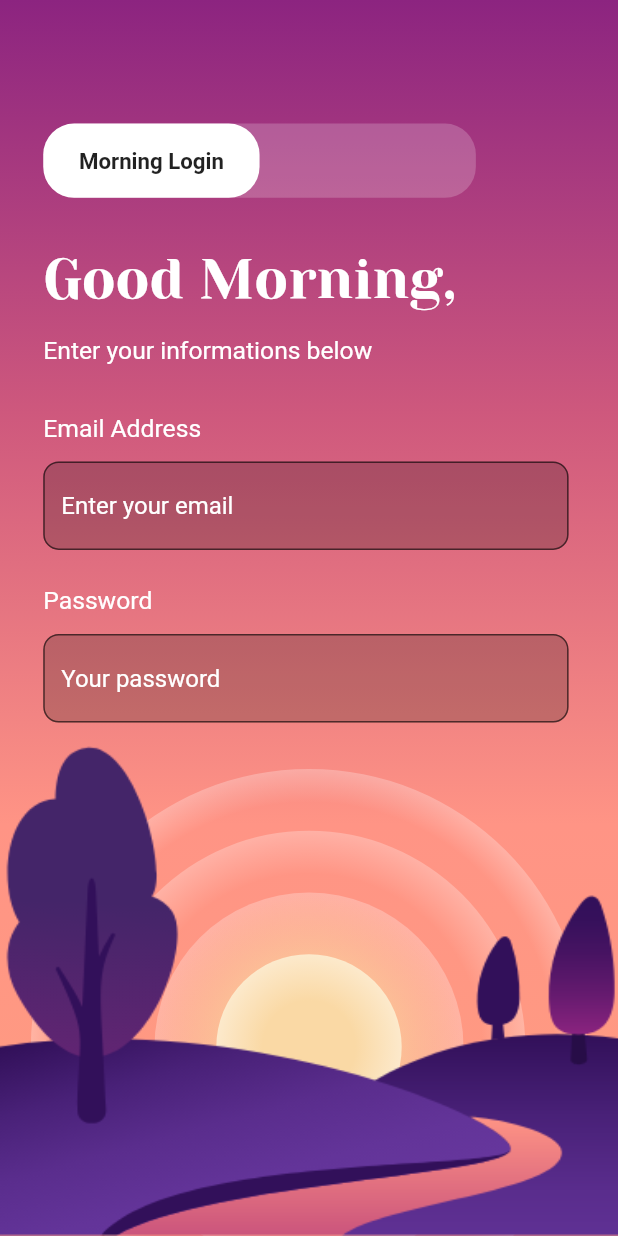
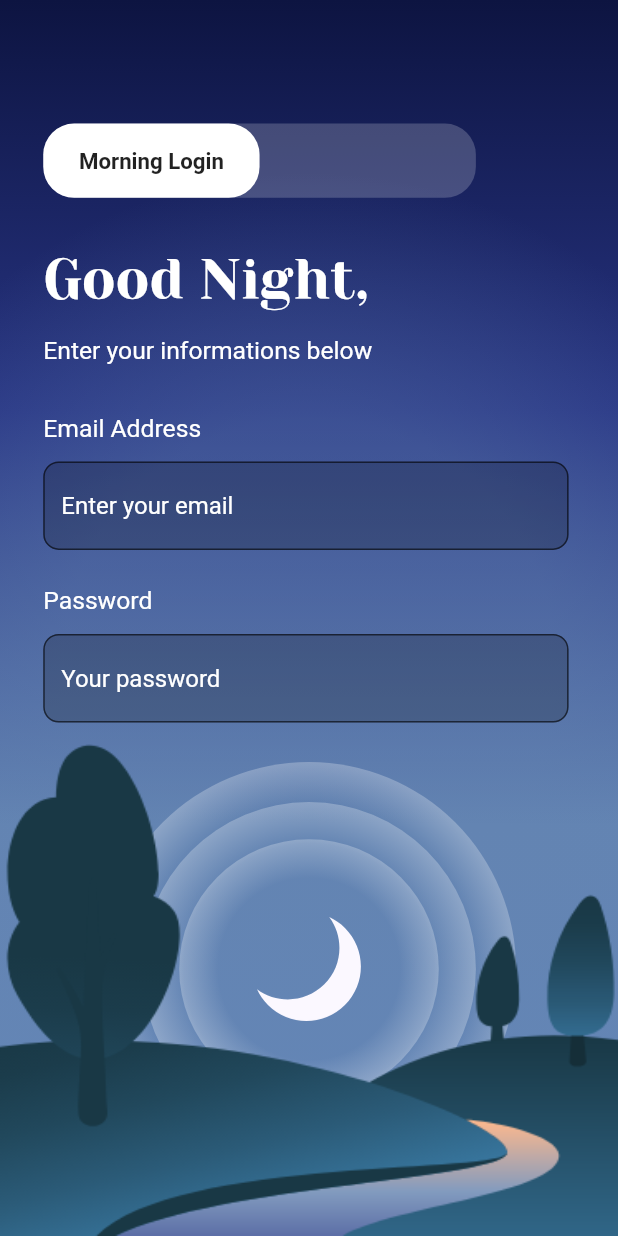
Before and after one commit to shubhamhackz/day_night_login, a Flutter app: the screen it shows after launch, on a phone screen of 412 x 824 dp. Run offline on Flutter 3.47's test engine with Material 2 defaults, Android fonts, the phone set to English and light mode, and no system bars; accounts and stored records are empty.

Commit message:
day night animation

```diff
--- /dev/null
+++ b/lib/components/day/sun.dart
@@ -0,0 +1,64 @@
+import 'package:day_night_login/components/gradient_circle.dart';
+import 'package:day_night_login/utils/viewport_size.dart';
+import 'package:flutter/widgets.dart';
+
+class Sun extends AnimatedWidget {
+  Sun({this.controller}) : super(listenable: controller);
+
+  final AnimationController controller;
+
+  @override
+  Widget build(BuildContext context) {
+    return Transform.translate(
+      offset: controller
+          .drive(
+            Tween<Offset>(
+              begin: Offset(0, 0),
+              end: Offset(0, -80),
+            ),
+          )
+          .value,
+      child: Stack(
+        alignment: Alignment.center,
+        children: [
+          GradientCircle(
+            width: ViewportSize.width * 0.9,
+            stops: [
+              0.88,
+              1,
+            ],
+            child: GradientCircle(
+              width: ViewportSize.width * 0.7,
+              stops: [0.8, 1],
+              child: GradientCircle(
+                width: ViewportSize.width * 0.5,
+                stops: [0.6, 1],
+                child: Container(
+                  width: ViewportSize.width * 0.3,
+                  decoration: BoxDecoration(
+                    shape: BoxShape.circle,
+                    color: const Color(0xFFFFFFFF),
+                  ),
+                ),
+              ),
+            ),
+          ),
+          Container(
+            width: ViewportSize.width * 0.5,
+            height: ViewportSize.height * 0.5,
+            decoration: BoxDecoration(
+              shape: BoxShape.circle,
+              gradient: RadialGradient(
+                colors: [
+                  const Color(0xFFfad9a5),
+                  const Color(0x00fad9a5),
+                ],
+                stops: [0.3, 1],
+              ),
+            ),
+          ),
+        ],
+      ),
+    );
+  }
+}
--- /dev/null
+++ b/lib/components/day/sun_rays.dart
@@ -0,0 +1,37 @@
+import 'package:day_night_login/utils/viewport_size.dart';
+import 'package:flutter/widgets.dart';
+
+class SunRays extends AnimatedWidget {
+  SunRays({this.controller}) : super(listenable: controller);
+
+  final AnimationController controller;
+
+  @override
+  Widget build(BuildContext context) {
+    return Transform.translate(
+      offset: controller
+          .drive(
+            Tween<Offset>(
+              begin: Offset(0, 0),
+              end: Offset(0, -160),
+            ),
+          )
+          .value,
+      child: Container(
+        width: ViewportSize.width * 1.4,
+        height: ViewportSize.width * 1.4,
+        decoration: BoxDecoration(
+          shape: BoxShape.circle,
+          gradient: RadialGradient(
+            colors: [
+              const Color(0xFFf9c87e),
+              const Color(0xFFf4aa85),
+              const Color(0x00f4aa85),
+            ],
+            stops: [0.4, 0.7, 1],
+          ),
+        ),
+      ),
+    );
+  }
+}
--- a/lib/components/day/sun_circle.dart
+++ b/lib/components/gradient_circle.dart
@@ -1,7 +1,7 @@
 import 'package:flutter/material.dart';
 
-class SunCircle extends StatelessWidget {
-  const SunCircle({Key key, @required this.width, this.child, this.stops})
+class GradientCircle extends StatelessWidget {
+  const GradientCircle({Key key, @required this.width, this.child, this.stops})
       : super(key: key);
 
   final double width;
--- /dev/null
+++ b/lib/components/night/moon.dart
@@ -0,0 +1,47 @@
+import 'package:day_night_login/components/gradient_circle.dart';
+import 'package:day_night_login/utils/viewport_size.dart';
+import 'package:flutter/widgets.dart';
+
+class Moon extends AnimatedWidget {
+  Moon({@required this.controller}) : super(listenable: controller);
+
+  final AnimationController controller;
+
+  @override
+  Widget build(BuildContext context) {
+    return Transform.translate(
+      offset: controller
+          .drive(
+            Tween<Offset>(
+              begin: Offset(0, 0),
+              end: Offset(0, -200),
+            ),
+          )
+          .value,
+      child: GradientCircle(
+        width: ViewportSize.width * 0.67,
+        stops: [
+          0.8,
+          1,
+        ],
+        child: GradientCircle(
+          width: ViewportSize.width * 0.54,
+          stops: [
+            0.75,
+            1,
+          ],
+          child: GradientCircle(
+            width: ViewportSize.width * 0.42,
+            stops: [
+              0.7,
+              1,
+            ],
+            child: Image.asset(
+              'assets/images/moon.png',
+            ),
+          ),
+        ),
+      ),
+    );
+  }
+}
--- /dev/null
+++ b/lib/components/night/moon_rays.dart
@@ -0,0 +1,39 @@
+import 'package:flutter/widgets.dart';
+
+class MoonRays extends AnimatedWidget {
+  MoonRays({@required this.controller}) : super(listenable: controller);
+
+  final AnimationController controller;
+
+  @override
+  Widget build(BuildContext context) {
+    return FadeTransition(
+      opacity: controller,
+      child: Transform.translate(
+        offset: controller
+            .drive(
+              Tween<Offset>(
+                begin: Offset(0, 0),
+                end: Offset(0, -100),
+              ),
+            )
+            .value,
+        child: Container(
+          decoration: BoxDecoration(
+            shape: BoxShape.circle,
+            gradient: RadialGradient(
+              colors: [
+                const Color(0x556384B2),
+                const Color(0x006486B7),
+              ],
+              stops: [
+                0.5,
+                1.0,
+              ],
+            ),
+          ),
+        ),
+      ),
+    );
+  }
+}
--- a/lib/models/login_theme.dart
+++ b/lib/models/login_theme.dart
@@ -5,7 +5,12 @@ class LoginTheme {
   final String landscape;
   final List<Color> backgroundGradient;
   final Widget circle;
+  final Widget rays;
 
   LoginTheme(
-      {this.circle, this.backgroundGradient, this.landscape, this.title});
+      {this.circle,
+      this.backgroundGradient,
+      this.landscape,
+      this.title,
+      this.rays});
 }
--- a/lib/routes/login.dart
+++ b/lib/routes/login.dart
@@ -1,6 +1,10 @@
-import 'package:day_night_login/components/day/sun_circle.dart';
+import 'package:day_night_login/components/day/sun.dart';
+import 'package:day_night_login/components/day/sun_rays.dart';
+import 'package:day_night_login/components/night/moon.dart';
+import 'package:day_night_login/components/night/moon_rays.dart';
 import 'package:day_night_login/components/toggle_button.dart';
 import 'package:day_night_login/models/login_theme.dart';
+import 'package:day_night_login/utils/viewport_size.dart';
 import 'package:flutter/material.dart';
 
 class Login extends StatefulWidget {
@@ -10,6 +14,8 @@ class Login extends StatefulWidget {
 
 class _LoginState extends State<Login> with SingleTickerProviderStateMixin {
   AnimationController _animationController;
+  LoginTheme day;
+  LoginTheme night;
 
   @override
   void initState() {
@@ -20,10 +26,13 @@ class _LoginState extends State<Login> with SingleTickerProviderStateMixin {
     _animationController.addListener(() {
       setState(() {});
     });
+    initializeTheme(); //initializing theme for day and night
+
     super.initState();
   }
 
-  LoginTheme day = LoginTheme(
+  initializeTheme() {
+    day = LoginTheme(
       title: 'Good Morning,',
       backgroundGradient: [
         const Color(0xFF8C2480),
@@ -32,23 +41,37 @@ class _LoginState extends State<Login> with SingleTickerProviderStateMixin {
         const Color(0xFFFF9D80),
         // const Color(0xFFFFBD73),
       ],
-      landscape: 'assets/images/day.png');
+      landscape: 'assets/images/day.png',
+      circle: Sun(
+        controller: _animationController,
+      ),
+      rays: SunRays(
+        controller: _animationController,
+      ),
+    );
+
+    night = LoginTheme(
+      title: 'Good Night,',
+      backgroundGradient: [
+        const Color(0xFF0D1441),
+        const Color(0xFF283584),
+        const Color(0xFF6384B2),
+        const Color(0xFF6486B7),
+      ],
+      landscape: 'assets/images/night.png',
+    );
+  }
 
   @override
   Widget build(BuildContext context) {
     double width = MediaQuery.of(context).size.width;
     double height = MediaQuery.of(context).size.height;
+    ViewportSize.getSize(context);
     return Scaffold(
       body: Container(
         decoration: BoxDecoration(
           gradient: LinearGradient(
-            colors: [
-              const Color(0xFF8C2480),
-              const Color(0xFFCE587D),
-              const Color(0xFFFF9485),
-              const Color(0xFFFF9D80),
-              // const Color(0xFFFFBD73),
-            ],
+            colors: night.backgroundGradient,
             begin: Alignment.topCenter,
             end: Alignment.bottomCenter,
           ),
@@ -56,75 +79,23 @@ class _LoginState extends State<Login> with SingleTickerProviderStateMixin {
         child: Stack(
           alignment: Alignment.center,
           children: [
-            // Positioned(
-            //   bottom: _animationController
-            //       .drive(Tween<double>(begin: -300, end: -120))
-            //       .value,
-            //   child: Container(
-            //     width: width * 1.4,
-            //     height: width * 1.4,
-            //     decoration: BoxDecoration(
-            //       shape: BoxShape.circle,
-            //       gradient: RadialGradient(
-            //         colors: [
-            //           const Color(0xFFf9c87e),
-            //           const Color(0xFFf4aa85),
-            //           const Color(0x00f4aa85),
-            //         ],
-            //         stops: [0.4, 0.7, 1],
-            //       ),
-            //     ),
-            //   ),
-            // ),
             Positioned(
-              bottom: _animationController
-                  .drive(Tween<double>(begin: -160, end: -80))
-                  .value,
-              child: Stack(
-                alignment: Alignment.center,
-                children: [
-                  SunCircle(
-                    width: width * 0.9,
-                    stops: [
-                      0.88,
-                      1,
-                    ],
-                    child: SunCircle(
-                      width: width * 0.7,
-                      stops: [0.8, 1],
-                      child: SunCircle(
-                        width: width * 0.5,
-                        stops: [0.6, 1],
-                        child: Container(
-                          width: width * 0.3,
-                          decoration: BoxDecoration(
-                            shape: BoxShape.circle,
-                            color: const Color(0xFFFFFFFF),
+              width: height * 0.8,
+              height: height * 0.8,
+              bottom: -50,
+              child: MoonRays(
+                controller: _animationController,
               ),
             ),
-                      ),
-                    ),
-                  ),
-                  Container(
-                    width: width * 0.5,
-                    height: height * 0.5,
-                    decoration: BoxDecoration(
-                      shape: BoxShape.circle,
-                      gradient: RadialGradient(
-                        colors: [
-                          const Color(0xFFfad9a5),
-                          const Color(0x00fad9a5),
-                        ],
-                        stops: [0.3, 1],
-                      ),
-                    ),
-                  ),
-                ],
+            Positioned(
+              bottom: -160,
+              child: Moon(
+                controller: _animationController,
               ),
             ),
             Positioned.fill(
               child: Image.asset(
-                'assets/images/day.png',
+                'assets/images/night.png',
                 fit: BoxFit.fill,
               ),
             ),
@@ -140,16 +111,18 @@ class _LoginState extends State<Login> with SingleTickerProviderStateMixin {
                     tapCallback: (index) {},
                   ),
                   buildText(
-                      text: 'Good Morning,',
+                    text: night.title,
                     padding: EdgeInsets.only(top: height * 0.04),
                     fontSize: width * 0.09,
-                      fontFamily: 'YesevaOne'),
+                    fontFamily: 'YesevaOne',
+                  ),
                   buildText(
                     fontSize: width * 0.04,
                     padding: EdgeInsets.only(
                       top: height * 0.02,
                     ),
-                      text: 'Enter your informations below'),
+                    text: 'Enter your informations below',
+                  ),
                   buildText(
                     text: 'Email Address',
                     padding: EdgeInsets.only(
--- /dev/null
+++ b/lib/utils/viewport_size.dart
@@ -0,0 +1,11 @@
+import 'package:flutter/widgets.dart';
+
+class ViewportSize {
+  static double height;
+  static double width;
+
+  static getSize(BuildContext context) {
+    height = MediaQuery.of(context).size.height;
+    width = MediaQuery.of(context).size.width;
+  }
+}
```
Also changed, not shown: assets/images/1.5x/moon.png (added), assets/images/2.0x/moon.png (added), assets/images/3.0x/moon.png (added), assets/images/4.0x/moon.png (added), assets/images/moon.png (added). Lines whose indentation alone changed are shown as unchanged.
